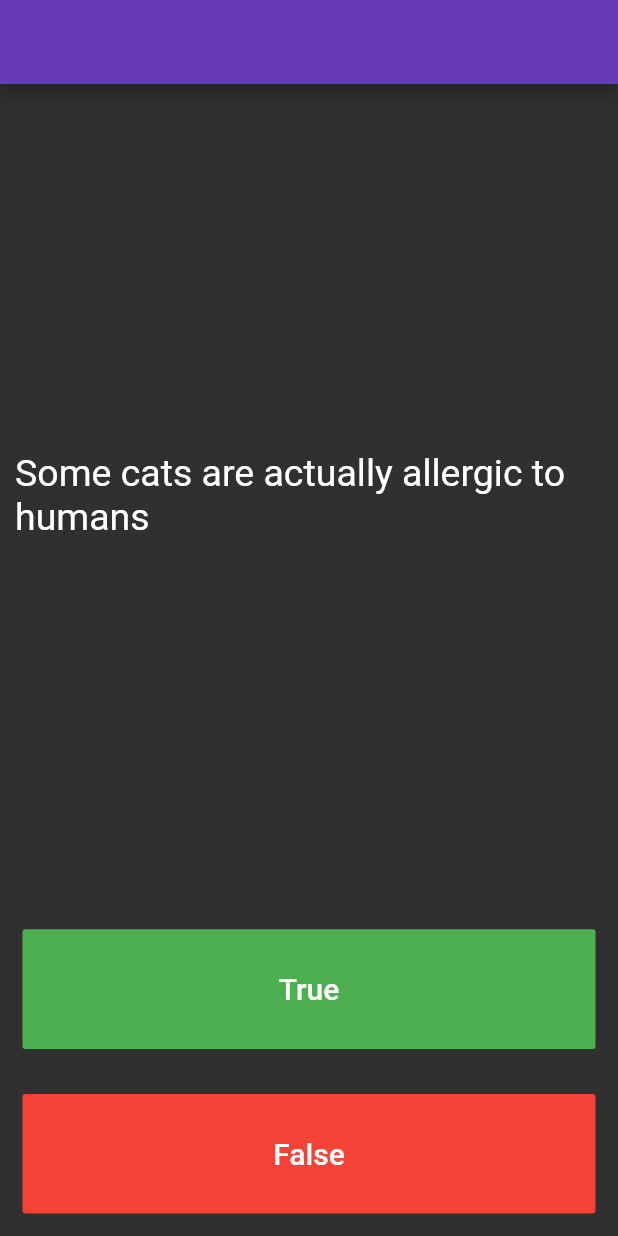
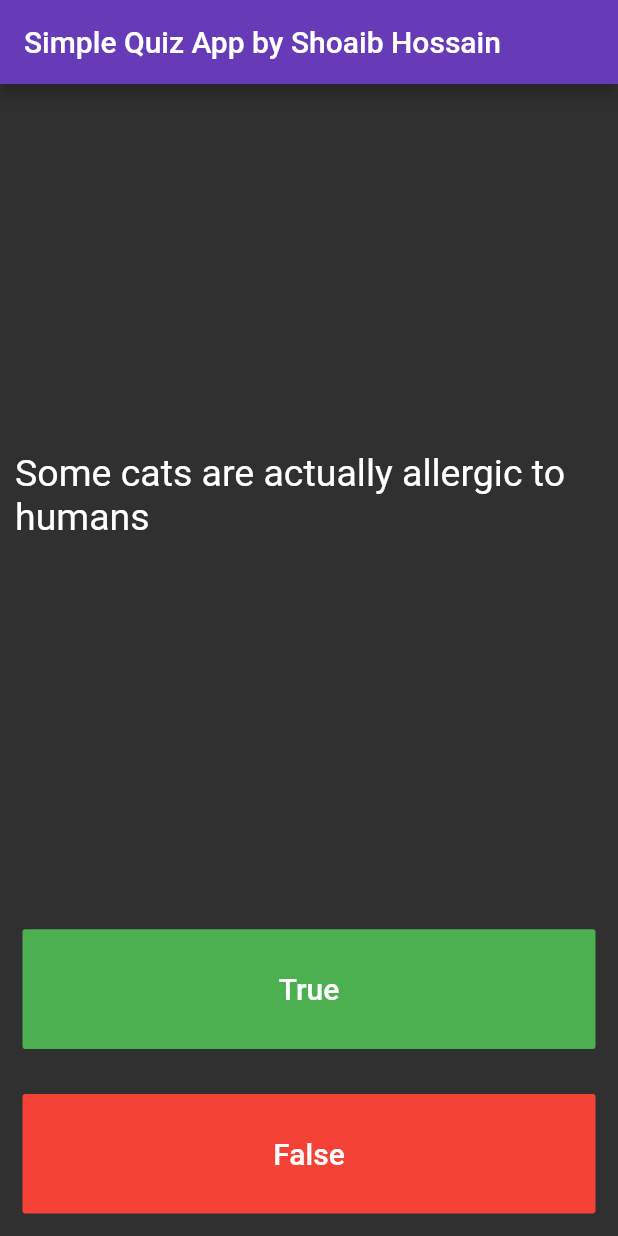
Before and after one commit to hossain101/quiz_app_flutter, a Flutter app: the screen it shows after launch, on a phone screen of 412 x 824 dp. Run offline on Flutter 3.47's test engine with Material 2 defaults, Android fonts, the phone set to English and light mode, and no system bars; our stand-ins replace rflutter_alert.

Commit message:
Changes in App Bar

```diff
--- a/lib/quizBody.dart
+++ b/lib/quizBody.dart
@@ -62,6 +62,7 @@ class _QuizBodyState extends State<QuizBody> {
     return Scaffold(
       appBar: AppBar(
         backgroundColor: Colors.deepPurple,
+        title: Text('Simple Quiz App by Shoaib Hossain'),
       ),
       body: Column(
         mainAxisAlignment: MainAxisAlignment.spaceBetween,
```
